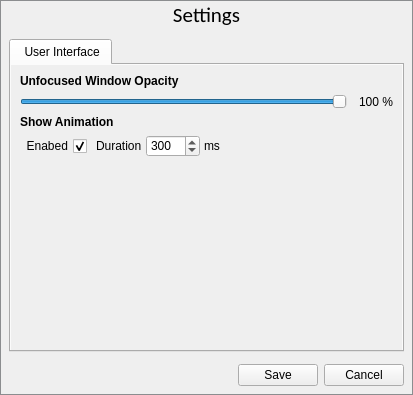
The window that UiModule/ui/SettingsWidget.ui (realXtend/tundra) describes before a commit, drawn with Qt 5.
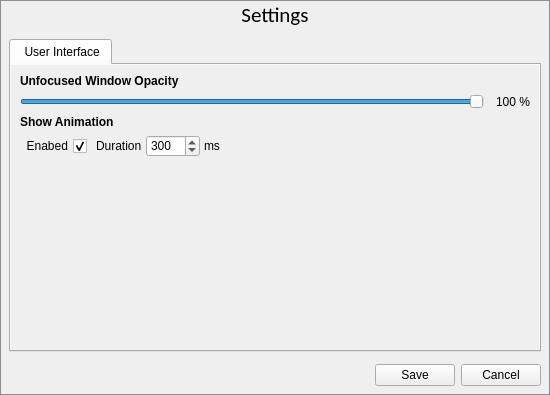
The same window after the commit.

Commit message: Bug fix: Settings widget was partly hidden on first show. Also removed controls tab from settings as input system changed and it doesent do anything atm.

```diff
--- a/UiModule/ui/SettingsWidget.ui
+++ b/UiModule/ui/SettingsWidget.ui
@@ -6,10 +6,16 @@
    <rect>
     <x>0</x>
     <y>0</y>
-    <width>413</width>
+    <width>550</width>
     <height>395</height>
    </rect>
   </property>
+  <property name="minimumSize">
+   <size>
+    <width>550</width>
+    <height>0</height>
+   </size>
+  </property>
   <property name="windowTitle">
    <string>Settings Widget</string>
   </property>
```
The commit also changes 2 other files.
